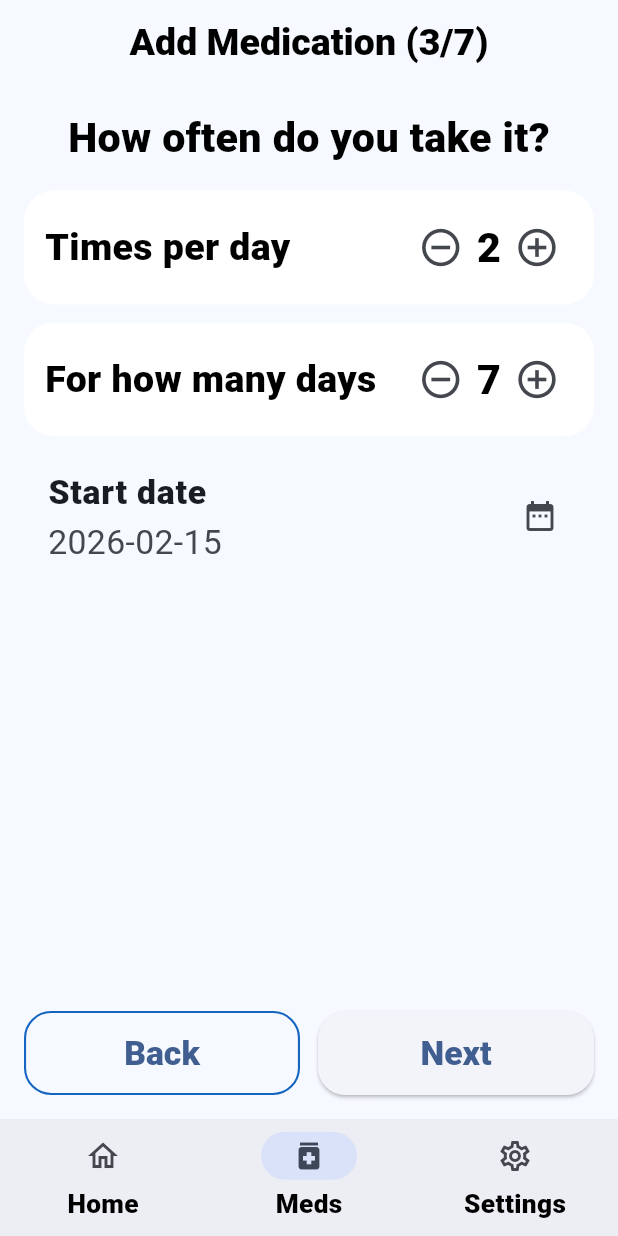
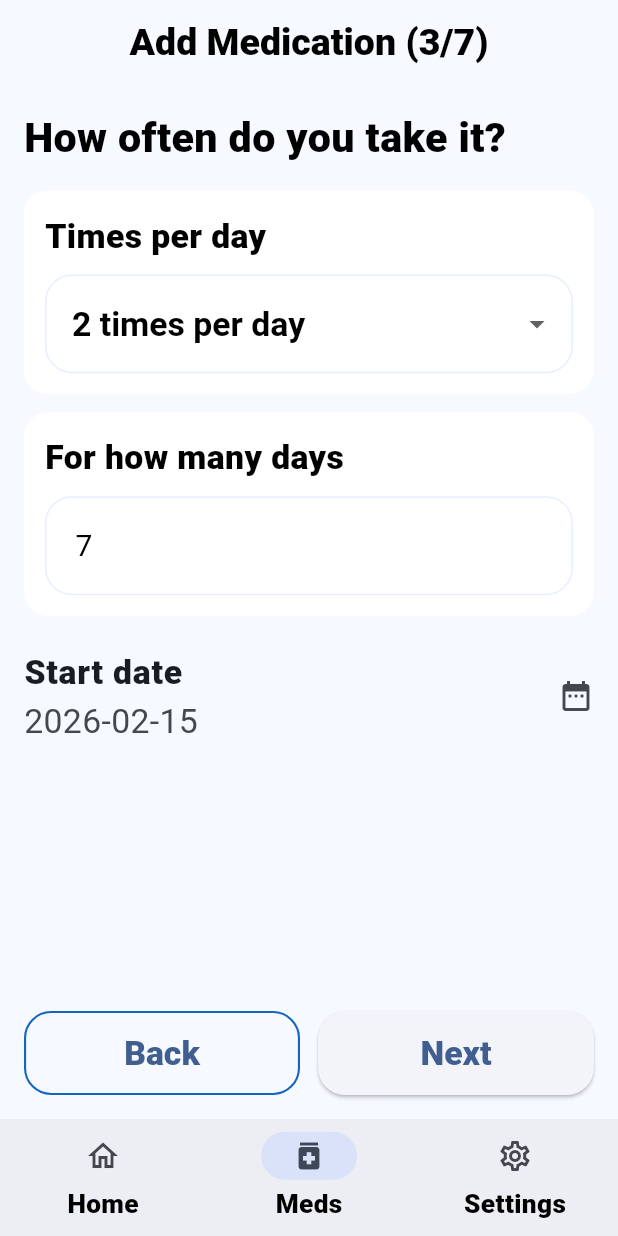
Before and after one commit to bipin24746/med_reminder, a Flutter app: the Step3FrequencyScreen screen opened by its route, on a phone screen of 412 x 824 dp. Run offline on Flutter 3.47's test engine with Material 3 defaults, Android fonts, the phone set to English and light mode, and no system bars; our stand-ins replace flutter_local_notifications, flutter_riverpod, flutter_screenutil, go_router, shared_preferences, sqflite and 1 more; missing offline and left inert: android_alarm_manager_plus; accounts and stored records are empty.

Commit message:
changes on ui

```diff
--- a/lib/features/meds/add_flow/step3_frequency_screen.dart
+++ b/lib/features/meds/add_flow/step3_frequency_screen.dart
@@ -4,19 +4,42 @@ import 'package:go_router/go_router.dart';
 import 'package:med_reminder_fixed/features/meds/add_flow/add_med_flow_controller.dart';
 import '../../../../providers/providers.dart';
 
-class Step3FrequencyScreen extends ConsumerWidget {
+class Step3FrequencyScreen extends ConsumerStatefulWidget {
   const Step3FrequencyScreen({super.key});
 
   @override
-  Widget build(BuildContext context, WidgetRef ref) {
+  ConsumerState<Step3FrequencyScreen> createState() => _Step3FrequencyScreenState();
+}
+
+class _Step3FrequencyScreenState extends ConsumerState<Step3FrequencyScreen> {
+  final _daysCtrl = TextEditingController();
+
+  @override
+  void dispose() {
+    _daysCtrl.dispose();
+    super.dispose();
+  }
+
+  @override
+  Widget build(BuildContext context) {
     final flow = ref.watch(addMedFlowProvider);
     final isEdit = flow.editingId != null;
+
+    // Keep textfield in sync (only when value changed externally)
+    final flowDaysStr = flow.days.toString();
+    if (_daysCtrl.text != flowDaysStr) {
+      _daysCtrl.text = flowDaysStr;
+      _daysCtrl.selection = TextSelection.fromPosition(
+        TextPosition(offset: _daysCtrl.text.length),
+      );
+    }
 
     return Scaffold(
       appBar: AppBar(title: Text('${isEdit ? "Edit" : "Add"} Medication (3/7)')),
       body: Padding(
         padding: const EdgeInsets.all(16),
         child: Column(
+          crossAxisAlignment: CrossAxisAlignment.stretch,
           children: [
             const Text(
               'How often do you take it?',
@@ -24,23 +47,94 @@ class Step3FrequencyScreen extends ConsumerWidget {
             ),
             const SizedBox(height: 16),
 
-            _bigStepperCard(
-              title: 'Times per day',
-              value: flow.timesPerDay,
-              onMinus: () => _setTimesPerDay(ref, (flow.timesPerDay - 1).clamp(1, 6)),
-              onPlus: () => _setTimesPerDay(ref, (flow.timesPerDay + 1).clamp(1, 6)),
+            // ✅ Times per day dropdown (FULL WIDTH)
+            _card(
+              child: Column(
+                crossAxisAlignment: CrossAxisAlignment.start,
+                children: [
+                  const Text(
+                    'Times per day',
+                    style: TextStyle(fontSize: 18, fontWeight: FontWeight.w900),
+                  ),
+                  const SizedBox(height: 10),
+                  DropdownButtonFormField<int>(
+                    value: flow.timesPerDay.clamp(1, 6),
+                    decoration: const InputDecoration(
+                      border: OutlineInputBorder(),
+                      contentPadding: EdgeInsets.symmetric(horizontal: 14, vertical: 16),
+                    ),
+                    style: const TextStyle(
+                      fontSize: 18,
+                      fontWeight: FontWeight.w800,
+                      color: Colors.black,
+                    ),
+                    items: List.generate(6, (i) {
+                      final v = i + 1;
+                      return DropdownMenuItem(
+                        value: v,
+                        child: Text(
+                          '$v times per day',
+                          style: const TextStyle(fontSize: 18, fontWeight: FontWeight.w700),
+                        ),
+                      );
+                    }),
+                    onChanged: (v) {
+                      if (v == null) return;
+                      _setTimesPerDay(v);
+                    },
+                  ),
+                ],
+              ),
             ),
+
+
             const SizedBox(height: 12),
 
-            _bigStepperCard(
-              title: 'For how many days',
-              value: flow.days,
-              onMinus: () => ref.read(addMedFlowProvider.notifier).setDays((flow.days - 1).clamp(1, 365)),
-              onPlus: () => ref.read(addMedFlowProvider.notifier).setDays((flow.days + 1).clamp(1, 365)),
+            // ✅ Days input
+            _card(
+              child: Column(
+                crossAxisAlignment: CrossAxisAlignment.start,
+                children: [
+                  const Text(
+                    'For how many days',
+                    style: TextStyle(fontSize: 18, fontWeight: FontWeight.w900),
+                  ),
+                  const SizedBox(height: 10),
+                  TextField(
+                    controller: _daysCtrl,
+                    keyboardType: TextInputType.number,
+                    decoration: const InputDecoration(
+                      hintText: 'Enter no. of days (1 - 365)',
+                      border: OutlineInputBorder(),
+                    ),
+                    onChanged: (txt) {
+                      final n = int.tryParse(txt);
+                      if (n == null) return; // don’t update while typing invalid
+                      if (n < 1 || n > 365) return;
+                      ref.read(addMedFlowProvider.notifier).setDays(n);
+                    },
+                    onEditingComplete: () {
+                      final n = int.tryParse(_daysCtrl.text.trim());
+                      if (n == null || n < 1 || n > 365) {
+                        ScaffoldMessenger.of(context).showSnackBar(
+                          const SnackBar(content: Text('Days must be between 1 and 365')),
+                        );
+                        _daysCtrl.text = flow.days.toString();
+                      } else {
+                        ref.read(addMedFlowProvider.notifier).setDays(n);
+                      }
+                      FocusScope.of(context).unfocus();
+                    },
+                  ),
+                ],
+              ),
             ),
 
             const SizedBox(height: 12),
+
+            // Start date (same as yours)
             ListTile(
+              contentPadding: EdgeInsets.zero,
               title: const Text('Start date', style: TextStyle(fontSize: 18, fontWeight: FontWeight.w800)),
               subtitle: Text(
                 '${flow.startDate.year}-${flow.startDate.month.toString().padLeft(2, '0')}-${flow.startDate.day.toString().padLeft(2, '0')}',
@@ -61,6 +155,7 @@ class Step3FrequencyScreen extends ConsumerWidget {
             ),
 
             const Spacer(),
+
             Row(
               children: [
                 Expanded(
@@ -72,7 +167,17 @@ class Step3FrequencyScreen extends ConsumerWidget {
                 const SizedBox(width: 12),
                 Expanded(
                   child: ElevatedButton(
-                    onPressed: () => context.push('/meds/add/times'),
+                    onPressed: () {
+                      // final validation before next
+                      final n = int.tryParse(_daysCtrl.text.trim());
+                      if (n == null || n < 1 || n > 365) {
+                        ScaffoldMessenger.of(context).showSnackBar(
+                          const SnackBar(content: Text('Days must be between 1 and 365')),
+                        );
+                        return;
+                      }
+                      context.push('/meds/add/times');
+                    },
                     child: const Text('Next'),
                   ),
                 ),
@@ -84,10 +189,10 @@ class Step3FrequencyScreen extends ConsumerWidget {
     );
   }
 
-  void _setTimesPerDay(WidgetRef ref, int v) {
+  void _setTimesPerDay(int v) {
     ref.read(addMedFlowProvider.notifier).setTimesPerDay(v);
 
-    // ensure times list length matches
+    // keep times list length == v
     final flow = ref.read(addMedFlowProvider);
     final times = List<TimeOfDay>.from(flow.times);
 
@@ -97,28 +202,16 @@ class Step3FrequencyScreen extends ConsumerWidget {
     while (times.length > v) {
       times.removeLast();
     }
+
     ref.read(addMedFlowProvider.notifier).setTimes(times);
   }
 
-  Widget _bigStepperCard({
-    required String title,
-    required int value,
-    required VoidCallback onMinus,
-    required VoidCallback onPlus,
-  }) {
+  Widget _card({required Widget child}) {
     return Card(
+      shape: RoundedRectangleBorder(borderRadius: BorderRadius.circular(16)),
       child: Padding(
-        padding: const EdgeInsets.symmetric(horizontal: 14, vertical: 14),
-        child: Row(
-          children: [
-            Expanded(
-              child: Text(title, style: const TextStyle(fontSize: 20, fontWeight: FontWeight.w900)),
-            ),
-            IconButton(onPressed: onMinus, icon: const Icon(Icons.remove_circle_outline, size: 30)),
-            Text('$value', style: const TextStyle(fontSize: 22, fontWeight: FontWeight.w900)),
-            IconButton(onPressed: onPlus, icon: const Icon(Icons.add_circle_outline, size: 30)),
-          ],
-        ),
+        padding: const EdgeInsets.all(14),
+        child: child,
       ),
     );
   }
--- a/lib/features/meds/add_flow/step4_times_screen.dart
+++ b/lib/features/meds/add_flow/step4_times_screen.dart
@@ -44,7 +44,7 @@ class Step4TimesScreen extends ConsumerWidget {
                       ),
                       trailing: const Icon(Icons.access_time, size: 30),
                       onTap: () async {
-                        final picked = await showTimePicker(context: context, initialTime: t);
+                        final picked = await showTimePicker(context: context, initialTime: t,initialEntryMode: TimePickerEntryMode.input);
                         if (picked != null) {
                           times[i] = picked;
                           ref.read(addMedFlowProvider.notifier).setTimes(times);
```
Also changed, not shown: lib/features/home/home_screen.dart (+199 -130 lines), lib/services/notification_services.dart (+62 -25 lines), 1 other file.
